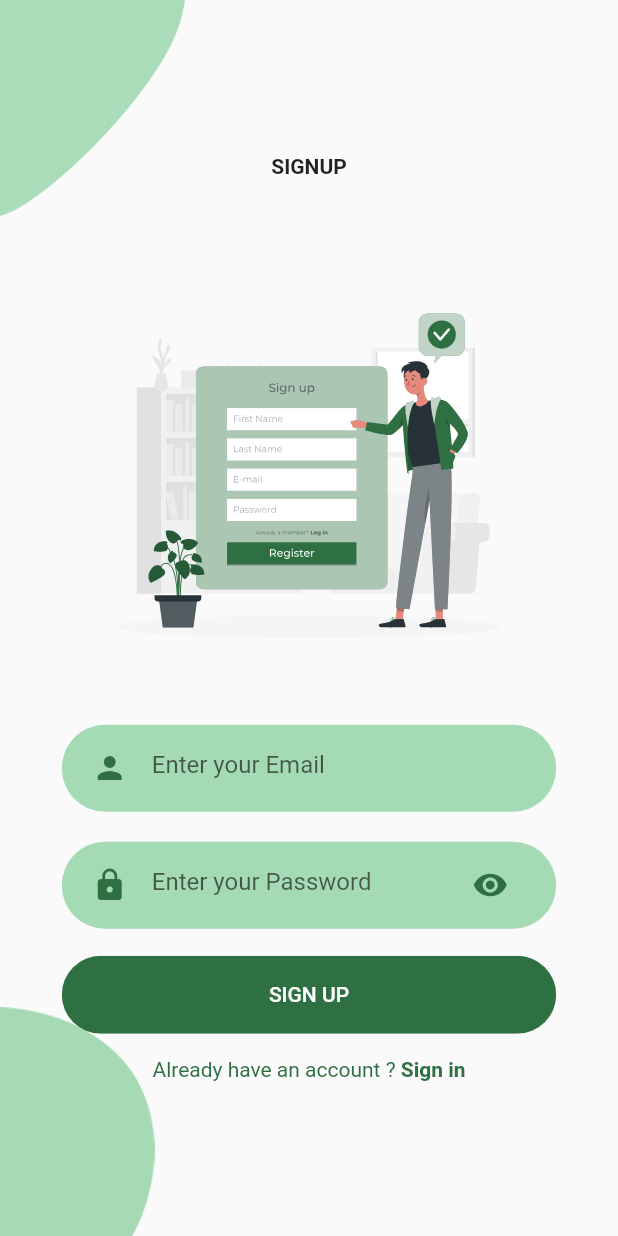
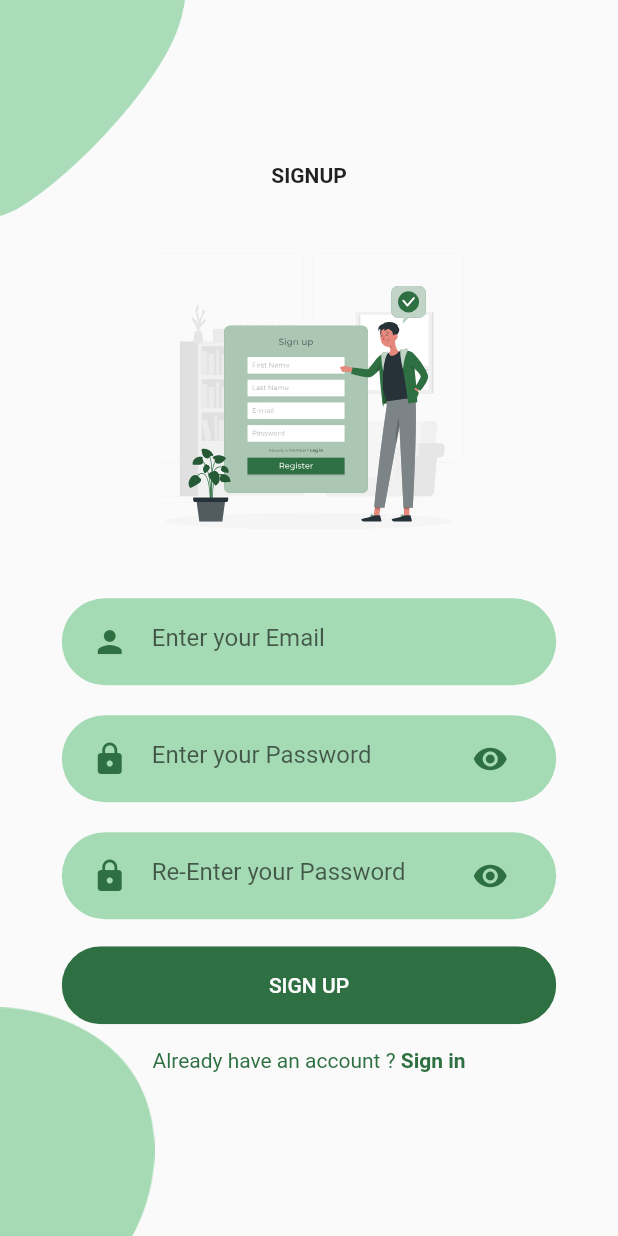
Before and after one commit to Crucialjun/dollar_tree, a Flutter app: the screen it shows after launch, after a tap on "SIGNUP", on a phone screen of 412 x 824 dp. Run offline on Flutter 3.47's test engine with Material 2 defaults, Android fonts, the light colour scheme and no system bars; our stand-ins replace animated_text_kit, firebase_core, flutter_svg, lottie; accounts and stored records are empty.

Commit message:
splash screen

```diff
--- a/lib/features/auth/screens/sign_in_screen.dart
+++ b/lib/features/auth/screens/sign_in_screen.dart
@@ -1,4 +1,5 @@
 import 'package:dollar_tree/constants.dart';
+import 'package:dollar_tree/features/auth/screens/sign_up_screen.dart';
 import 'package:dollar_tree/features/auth/widgets/auth_screens_background.dart';
 import 'package:dollar_tree/features/common/widgets/app_rounded_button.dart';
 import 'package:dollar_tree/features/common/widgets/app_rounded_input_field.dart';
@@ -56,7 +57,9 @@ class SigninScreen extends StatelessWidget {
                     style: TextStyle(color: kPrimaryColor),
                   ),
                   InkWell(
-                    onTap: () {},
+                    onTap: () {
+                      Navigator.pushNamed(context, SignupScreen.routeName);
+                    },
                     child: const Text(
                       "Sign UP",
                       style: TextStyle(
--- a/lib/features/auth/screens/sign_up_screen.dart
+++ b/lib/features/auth/screens/sign_up_screen.dart
@@ -1,4 +1,5 @@
 import 'package:dollar_tree/constants.dart';
+import 'package:dollar_tree/features/auth/screens/sign_in_screen.dart';
 import 'package:dollar_tree/features/auth/widgets/auth_screens_background.dart';
 import 'package:dollar_tree/features/common/widgets/app_rounded_button.dart';
 import 'package:dollar_tree/features/common/widgets/app_rounded_input_field.dart';
@@ -23,17 +24,23 @@ class SignupScreen extends StatelessWidget {
                 style: TextStyle(fontWeight: FontWeight.bold),
               ),
               SizedBox(
-                height: size.height * 0.03,
+                height: size.height * 0.02,
               ),
               SvgPicture.asset(
                 "assets/svgs/signup.svg",
-                height: size.height * 0.4,
+                height: size.height * 0.3,
               ),
               const RoundedTextInput(
                   hintText: "Enter your Email", icon: Icons.person),
               const RoundedTextInput(
                 obscureText: true,
                 hintText: "Enter your Password",
+                icon: Icons.lock,
+                suffixIcon: Icons.visibility,
+              ),
+              const RoundedTextInput(
+                obscureText: true,
+                hintText: "Re-Enter your Password",
                 icon: Icons.lock,
                 suffixIcon: Icons.visibility,
               ),
@@ -55,7 +62,9 @@ class SignupScreen extends StatelessWidget {
                     style: TextStyle(color: kPrimaryColor),
                   ),
                   InkWell(
-                    onTap: () {},
+                    onTap: () {
+                      Navigator.pushNamed(context, SigninScreen.routeName);
+                    },
                     child: const Text(
                       "Sign in",
                       style: TextStyle(
--- a/lib/features/splash/screens/splash_screen.dart
+++ b/lib/features/splash/screens/splash_screen.dart
@@ -1,11 +1,23 @@
 import 'package:animated_text_kit/animated_text_kit.dart';
+import 'package:dollar_tree/features/auth/screens/welcome_screen.dart';
 import 'package:flutter/material.dart';
 import 'package:flutter/services.dart';
 import 'package:lottie/lottie.dart';
 
-class SplashScreen extends StatelessWidget {
+class SplashScreen extends StatefulWidget {
   static const String routeName = "splash_screen";
   const SplashScreen({super.key});
+
+  @override
+  State<SplashScreen> createState() => _SplashScreenState();
+}
+
+class _SplashScreenState extends State<SplashScreen> {
+  @override
+  void initState() {
+    loadTimer();
+    super.initState();
+  }
 
   @override
   Widget build(BuildContext context) {
@@ -43,4 +55,10 @@ class SplashScreen extends StatelessWidget {
       ),
     );
   }
+
+  void loadTimer() async {
+    Future.delayed(const Duration(seconds: 3), () {
+      Navigator.pushReplacementNamed(context, WelcomeScreen.routeName);
+    });
+  }
 }
--- a/lib/main.dart
+++ b/lib/main.dart
@@ -1,4 +1,4 @@
-import 'package:dollar_tree/features/auth/screens/welcome_screen.dart';
+import 'package:dollar_tree/features/splash/screens/splash_screen.dart';
 import 'package:dollar_tree/firebase_options.dart';
 import 'package:dollar_tree/router.dart';
 import 'package:firebase_core/firebase_core.dart';
@@ -25,7 +25,7 @@ class MyApp extends StatelessWidget {
         primarySwatch: Colors.blue,
       ),
       onGenerateRoute: (settings) => generateRoute(settings),
-      home: const WelcomeScreen(),
+      home: const SplashScreen(),
     );
   }
 }
```
